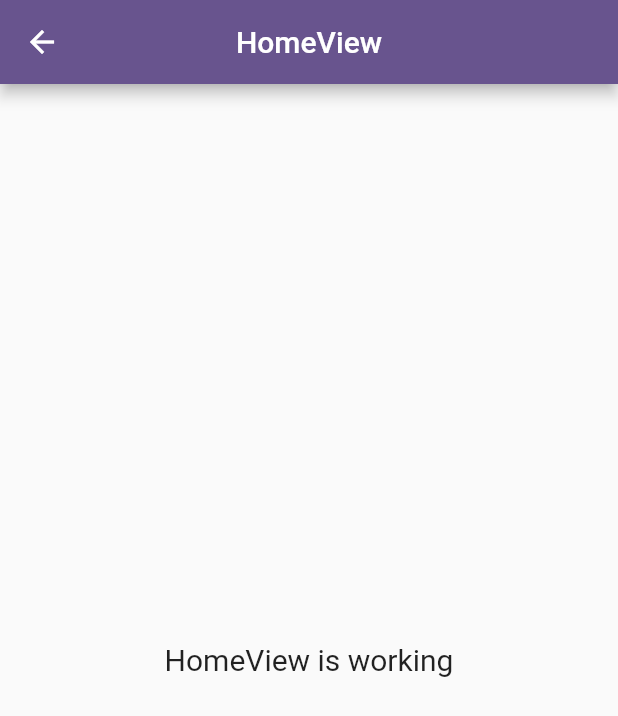
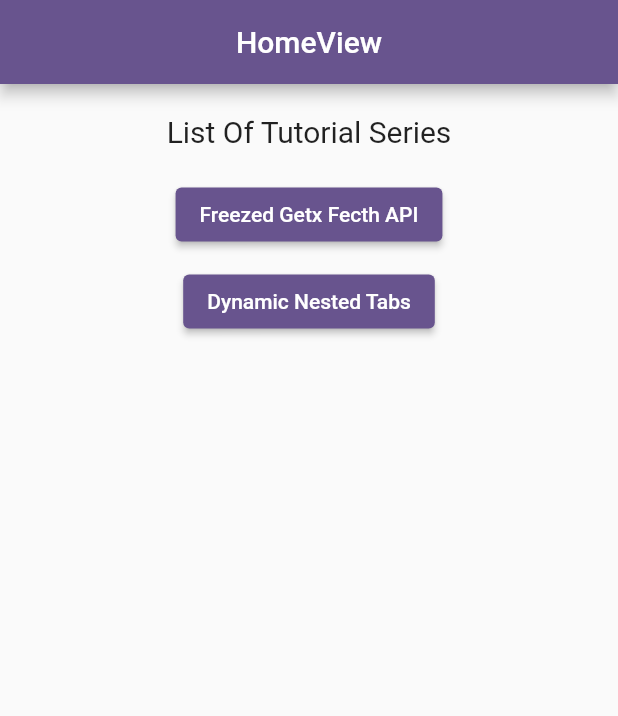
Before and after one commit to motoha/Freezed-Getx-Tutorial, a Flutter app: the HomeView screen opened directly, on a phone screen of 412 x 824 dp. Shown: the top 716 px of the screen. Run offline on Flutter 3.47's test engine with Material 3 defaults, Android fonts, the phone set to English and light mode, and no system bars; our stand-ins replace dio, freezed_annotation, get; missing offline and left inert: dart:ffi.

Commit message:
Tutorial Series - Nested Tab

```diff
--- /dev/null
+++ b/lib/app/modules/dynamicTab/model/category.dart
@@ -0,0 +1,47 @@
+// To parse this JSON data, do
+//
+//     final category = categoryFromJson(jsonString);
+
+import 'dart:convert';
+
+List<CategoryTab> categoryFromJson(String str) => List<CategoryTab>.from(
+    json.decode(str).map((x) => CategoryTab.fromJson(x)));
+
+String categoryToJson(List<CategoryTab> data) =>
+    json.encode(List<dynamic>.from(data.map((x) => x.toJson())));
+
+class CategoryTab {
+  String categoryName;
+  List<Item> items;
+
+  CategoryTab({
+    required this.categoryName,
+    required this.items,
+  });
+
+  factory CategoryTab.fromJson(Map<String, dynamic> json) => CategoryTab(
+        categoryName: json["categoryName"],
+        items: List<Item>.from(json["items"].map((x) => Item.fromJson(x))),
+      );
+
+  Map<String, dynamic> toJson() => {
+        "categoryName": categoryName,
+        "items": List<dynamic>.from(items.map((x) => x.toJson())),
+      };
+}
+
+class Item {
+  String name;
+
+  Item({
+    required this.name,
+  });
+
+  factory Item.fromJson(Map<String, dynamic> json) => Item(
+        name: json["name"],
+      );
+
+  Map<String, dynamic> toJson() => {
+        "name": name,
+      };
+}
--- a/lib/app/modules/home/views/home_view.dart
+++ b/lib/app/modules/home/views/home_view.dart
@@ -1,7 +1,9 @@
 import 'package:flutter/material.dart';
 
 import 'package:get/get.dart';
+import 'package:tutorial_series/app/modules/Post/views/post_view.dart';
 
+import '../../dynamicTab/views/dynamic_tab_view.dart';
 import '../controllers/home_controller.dart';
 
 class HomeView extends GetView<HomeController> {
@@ -13,10 +15,35 @@ class HomeView extends GetView<HomeController> {
         title: const Text('HomeView'),
         centerTitle: true,
       ),
-      body: const Center(
-        child: Text(
-          'HomeView is working',
-          style: TextStyle(fontSize: 20),
+      body: SingleChildScrollView(
+        child: Center(
+          child: Column(
+            children: [
+              const SizedBox(
+                height: 20,
+              ),
+              const Text(
+                'List Of Tutorial Series',
+                style: TextStyle(fontSize: 20),
+              ),
+              const SizedBox(
+                height: 20,
+              ),
+              ElevatedButton(
+                  onPressed: () {
+                    Get.to(const PostView());
+                  },
+                  child: const Text("Freezed Getx Fecth API")),
+              const SizedBox(
+                height: 10,
+              ),
+              ElevatedButton(
+                  onPressed: () {
+                    Get.to(const DynamicTab());
+                  },
+                  child: const Text("Dynamic Nested Tabs"))
+            ],
+          ),
         ),
       ),
     );
--- a/lib/app/routes/app_pages.dart
+++ b/lib/app/routes/app_pages.dart
@@ -2,6 +2,8 @@ import 'package:get/get.dart';
 
 import '../modules/Post/bindings/post_binding.dart';
 import '../modules/Post/views/post_view.dart';
+import '../modules/dynamicTab/bindings/dynamic_tab_binding.dart';
+import '../modules/dynamicTab/views/dynamic_tab_view.dart';
 import '../modules/home/bindings/home_binding.dart';
 import '../modules/home/views/home_view.dart';
 
@@ -23,5 +25,10 @@ class AppPages {
       page: () => const PostView(),
       binding: PostBinding(),
     ),
+    GetPage(
+      name: _Paths.DYNAMIC_TAB,
+      page: () => DynamicTab(),
+      binding: DynamicTabBinding(),
+    ),
   ];
 }
--- a/lib/app/routes/app_routes.dart
+++ b/lib/app/routes/app_routes.dart
@@ -5,10 +5,12 @@ abstract class Routes {
   Routes._();
   static const HOME = _Paths.HOME;
   static const POST = _Paths.POST;
+  static const DYNAMIC_TAB = _Paths.DYNAMIC_TAB;
 }
 
 abstract class _Paths {
   _Paths._();
   static const HOME = '/home';
   static const POST = '/post';
+  static const DYNAMIC_TAB = '/dynamic-tab';
 }
--- a/lib/main.dart
+++ b/lib/main.dart
@@ -1,4 +1,6 @@
 import 'package:flutter/material.dart';
+import 'package:get/get.dart';
+import 'package:tutorial_series/app/modules/home/views/home_view.dart';
 
 import 'app/modules/Post/views/post_view.dart';
 
@@ -12,14 +14,14 @@ class MyApp extends StatelessWidget {
   // This widget is the root of your application.
   @override
   Widget build(BuildContext context) {
-    return MaterialApp(
+    return GetMaterialApp(
       title: 'Freezed Example',
       debugShowCheckedModeBanner: false,
       theme: ThemeData(
         colorScheme: ColorScheme.fromSeed(seedColor: Colors.deepPurple),
         useMaterial3: false,
       ),
-      home: const PostView(),
+      home: const HomeView(),
     );
   }
 }
```
Also changed, not shown: lib/app/modules/dynamicTab/bindings/dynamic_tab_binding.dart (added, +12 -0 lines), lib/app/modules/dynamicTab/controllers/dynamic_tab_controller.dart (added, +23 -0 lines), lib/app/modules/dynamicTab/views/dynamic_tab_view.dart (added, +85 -0 lines).
